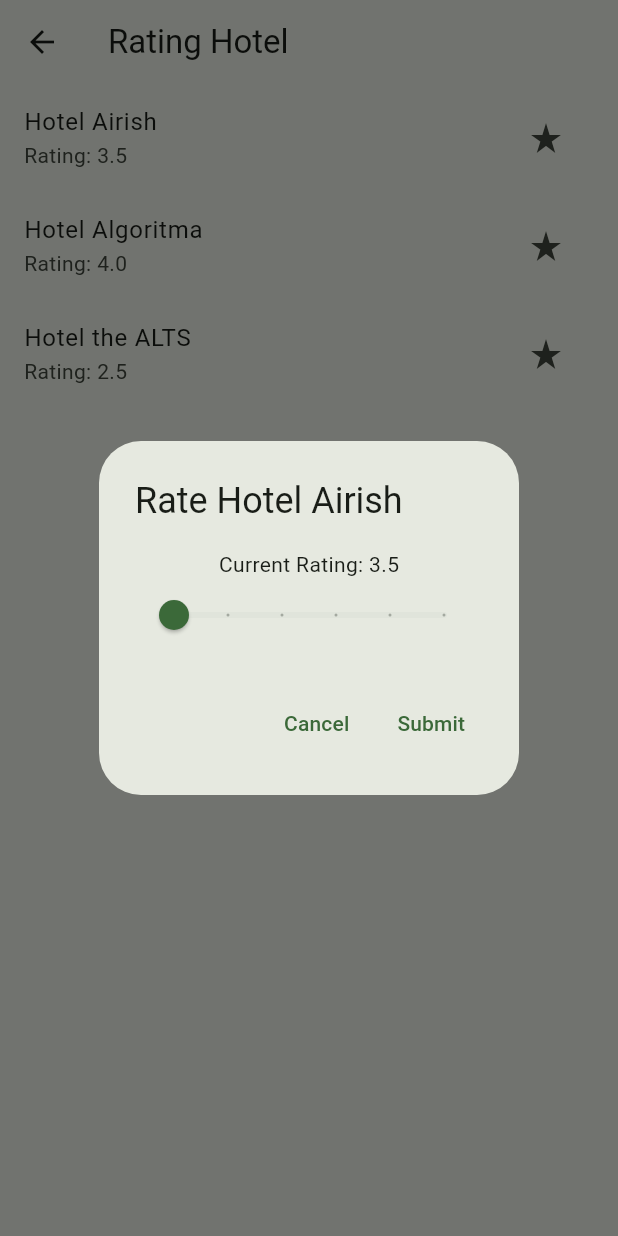
After one commit to ericcandra/projectUas_pab_Enja, a Flutter app: the RatingScreen screen opened by its route, after a tap on the "star rate" icon, on a phone screen of 412 x 824 dp. The commit adds this screen. Run offline on Flutter 3.47's test engine with Material 3 defaults, Android fonts, the phone set to English and light mode, and no system bars; our stand-ins replace shared_preferences; accounts and stored records are empty; network calls fail.

Commit message:
rating dan contact

```diff
--- a/hotel_palembang/lib/main.dart
+++ b/hotel_palembang/lib/main.dart
@@ -1,9 +1,9 @@
 import 'package:flutter/material.dart';
 import 'package:hotel_palembang/screens/login_screens.dart';
 import 'package:hotel_palembang/screens/main_screens.dart';
-
+import 'package:hotel_palembang/screens/rating_screen.dart';
+import 'package:hotel_palembang/screens/contact_screen.dart';
 import 'package:shared_preferences/shared_preferences.dart';
-
 
 void main() async {
   WidgetsFlutterBinding.ensureInitialized();
@@ -26,6 +26,8 @@ class MainApp extends StatelessWidget {
       routes: {
         '/login': (context) => const LoginScreen(),
         '/home': (context) => const MainScreen(),
+        '/rating': (context) => const RatingScreen(),
+        '/contact': (context) => const ContactScreen()
 
       },
     );
--- /dev/null
+++ b/hotel_palembang/lib/screens/rating_screen.dart
@@ -0,0 +1,101 @@
+import 'package:flutter/material.dart';
+
+class RatingScreen extends StatelessWidget {
+  const RatingScreen({super.key});
+
+  @override
+  Widget build(BuildContext context) {
+    return Scaffold(
+      appBar: AppBar(
+        title: const Text('Rating Hotel'),
+      ),
+      body: ListView.builder(
+        itemCount: hotelList.length,
+        itemBuilder: (context, index) {
+          final hotel = hotelList[index];
+          return ListTile(
+            title: Text(hotel.name),
+            subtitle: Text('Rating: ${hotel.rating}'),
+            trailing: IconButton(
+              icon: const Icon(Icons.star_rate),
+              onPressed: () {
+                showDialog(
+                  context: context,
+                  builder: (context) => RatingDialog(hotel: hotel),
+                );
+              },
+            ),
+          );
+        },
+      ),
+    );
+  }
+}
+
+class RatingDialog extends StatefulWidget {
+  final Hotel hotel;
+
+  const RatingDialog({required this.hotel});
+
+  @override
+  _RatingDialogState createState() => _RatingDialogState();
+}
+
+class _RatingDialogState extends State<RatingDialog> {
+  double _rating = 0;
+
+  @override
+  Widget build(BuildContext context) {
+    return AlertDialog(
+      title: Text('Rate ${widget.hotel.name}'),
+      content: Column(
+        mainAxisSize: MainAxisSize.min,
+        children: [
+          Text('Current Rating: ${widget.hotel.rating}'),
+          Slider(
+            value: _rating,
+            onChanged: (newRating) {
+              setState(() {
+                _rating = newRating;
+              });
+            },
+            divisions: 5,
+            label: '$_rating',
+            min: 0,
+            max: 5,
+          ),
+        ],
+      ),
+      actions: [
+        TextButton(
+          child: const Text('Cancel'),
+          onPressed: () {
+            Navigator.of(context).pop();
+          },
+        ),
+        TextButton(
+          child: const Text('Submit'),
+          onPressed: () {
+            setState(() {
+              widget.hotel.rating = _rating;
+            });
+            Navigator.of(context).pop();
+          },
+        ),
+      ],
+    );
+  }
+}
+
+class Hotel {
+  final String name;
+  double rating;
+
+  Hotel({required this.name, this.rating = 0});
+}
+
+final List<Hotel> hotelList = [
+  Hotel(name: 'Hotel Airish', rating: 3.5),
+  Hotel(name: 'Hotel Algoritma', rating: 4.0),
+  Hotel(name: 'Hotel the ALTS', rating: 2.5),
+];
```
Also changed, not shown: hotel_palembang/lib/screens/contact_screen.dart (added, +76 -0 lines), hotel_palembang/lib/screens/main_screens.dart (+10 -2 lines).
